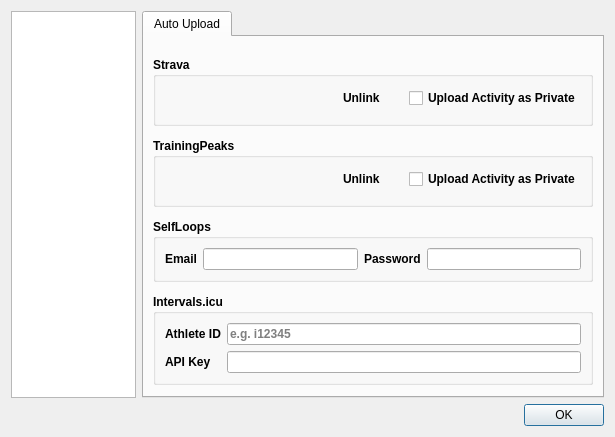
Old version of the form src/ui/dialogmainwindowconfig.ui in the repository MaximumTrainer/MaximumTrainer_Archived.
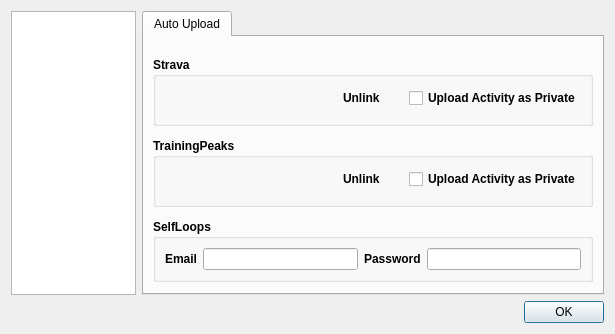
New version of the form. The open tabs and pages were chosen to show the change. Custom widgets are drawn as their Qt base class.

Commit message: fix: resolve merge artifacts - remove duplicate account fields and duplicate Intervals.icu UI widgets

The edit to the form file:
```diff
--- a/src/ui/dialogmainwindowconfig.ui
+++ b/src/ui/dialogmainwindowconfig.ui
@@ -724,55 +724,6 @@
              </layout>
             </widget>
            </item>
-           <item>
-            <widget class="QGroupBox" name="groupBox_intervalsIcu">
-             <property name="font">
-              <font>
-               <weight>75</weight>
-               <bold>true</bold>
-              </font>
-             </property>
-             <property name="title">
-              <string>Intervals.icu</string>
-             </property>
-             <layout class="QGridLayout" name="gridLayout_intervalsIcu">
-              <property name="topMargin">
-               <number>9</number>
-              </property>
-              <property name="bottomMargin">
-               <number>9</number>
-              </property>
-              <item row="0" column="0">
-               <widget class="QLabel" name="label_intervalsIcuAthleteId">
-                <property name="text">
-                 <string>Athlete ID</string>
-                </property>
-               </widget>
-              </item>
-              <item row="0" column="1">
-               <widget class="QLineEdit" name="lineEdit_intervalsIcuAthleteId">
-                <property name="placeholderText">
-                 <string>e.g. i12345</string>
-                </property>
-               </widget>
-              </item>
-              <item row="1" column="0">
-               <widget class="QLabel" name="label_intervalsIcuApiKey">
-                <property name="text">
-                 <string>API Key</string>
-                </property>
-               </widget>
-              </item>
-              <item row="1" column="1">
-               <widget class="QLineEdit" name="lineEdit_intervalsIcuApiKey">
-                <property name="echoMode">
-                 <enum>QLineEdit::Password</enum>
-                </property>
-               </widget>
-              </item>
-             </layout>
-            </widget>
-           </item>
            <item>
             <spacer name="verticalSpacer_3">
              <property name="orientation">
```
The commit also changes 2 other files.
